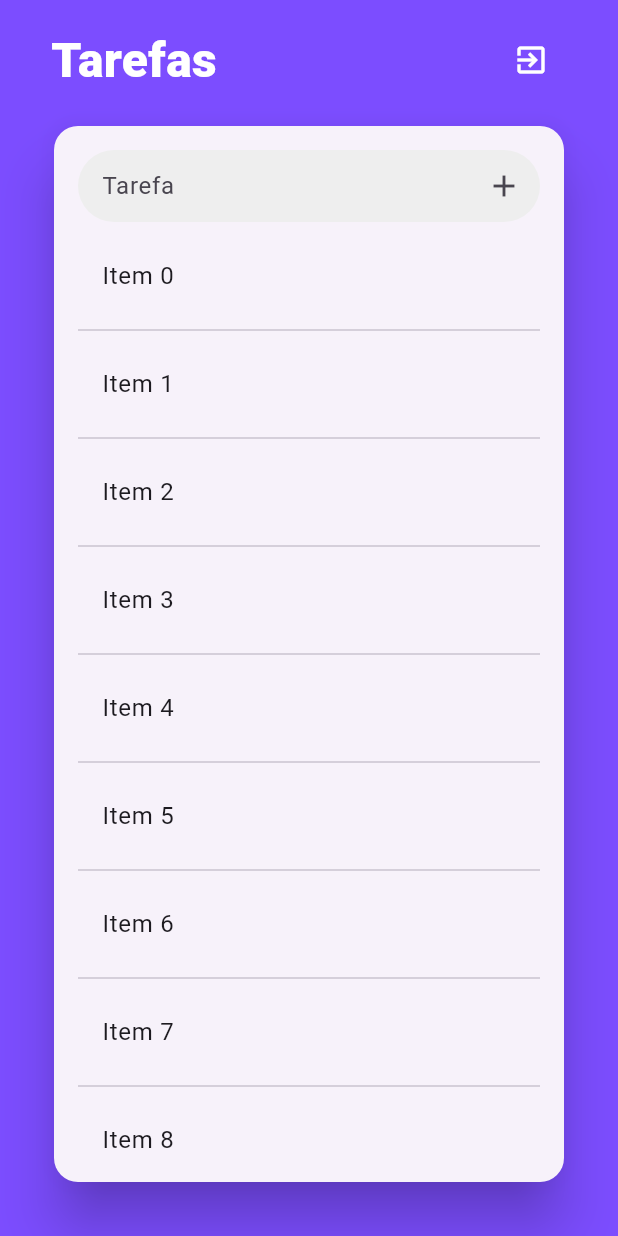
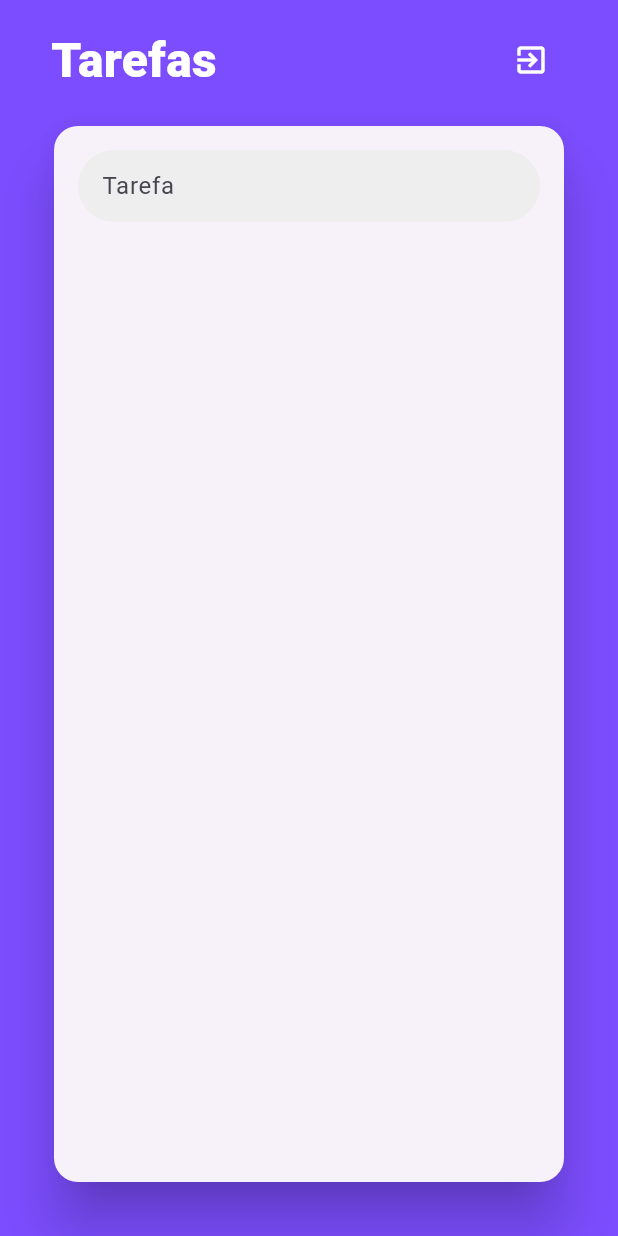
Before and after one commit to lketerson/flutter_mobx, a Flutter app: the ListScreen screen opened directly, on a phone screen of 412 x 824 dp. Run offline on Flutter 3.47's test engine with Material 3 defaults, Android fonts, the phone set to English and light mode, and no system bars; our stand-ins replace flutter_mobx, mobx; generated files the repository leaves out were written again.

Commit message:
Modificado: list screen usa list_store

```diff
--- a/lib/screens/list_screen.dart
+++ b/lib/screens/list_screen.dart
@@ -1,8 +1,10 @@
 import 'package:flutter/material.dart';
+import 'package:flutter_mobx/flutter_mobx.dart';
 
 import '../widgets/custom_icon_button.dart';
 import '../widgets/custom_text_field.dart';
 import 'login_screen.dart';
+import 'stores/list_store.dart';
 
 class ListScreen extends StatefulWidget {
   const ListScreen({super.key});
@@ -12,6 +14,8 @@ class ListScreen extends StatefulWidget {
 }
 
 class _ListScreenState extends State<ListScreen> {
+  final ListStore listStore = ListStore();
+
   @override
   Widget build(BuildContext context) {
     return SafeArea(
@@ -55,31 +59,46 @@ class _ListScreenState extends State<ListScreen> {
                     padding: const EdgeInsets.all(16),
                     child: Column(
                       children: <Widget>[
-                        CustomTextField(
+                        Observer(
+                          builder: (_) {
+                            return CustomTextField(
                               hint: 'Tarefa',
-                          onChanged: (todo) {},
-                          suffix: CustomIconButton(
+                              onChanged: listStore.setTodoTitle,
+                              suffix: Visibility(
+                                visible: listStore.isTextValid,
+                                child: CustomIconButton(
                                   radius: 32,
                                   iconData: Icons.add,
-                            onTap: () {},
+                                  onTap: listStore.addTodo,
                                 ),
+                              ),
+                            );
+                          },
                         ),
                         const SizedBox(
                           height: 8,
                         ),
                         Expanded(
-                          child: ListView.separated(
-                            itemCount: 10,
+                          child: Observer(
+                            builder: (_) {
+                              return ListView.separated(
+                                itemCount: listStore.todoList.length,
                                 itemBuilder: (_, index) {
                                   return ListTile(
                                     title: Text(
-                                  'Item $index',
+                                      'Todo: ${listStore.todoList[index]}',
                                     ),
                                     onTap: () {},
+                                    trailing: IconButton(
+                                        onPressed: () =>
+                                            listStore.removeTodo(index),
+                                        icon: const Icon(Icons.delete)),
                                   );
                                 },
                                 separatorBuilder: (_, __) {
                                   return const Divider();
+                                },
+                              );
                             },
                           ),
                         ),
```
Lines whose indentation alone changed are shown as unchanged.
